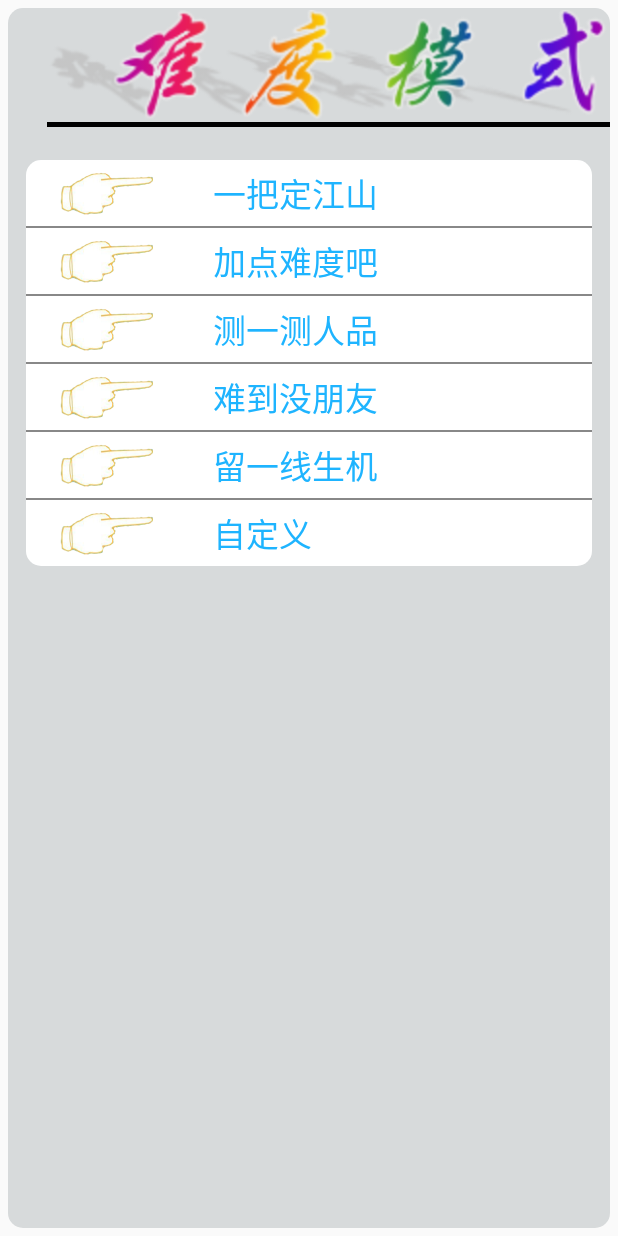
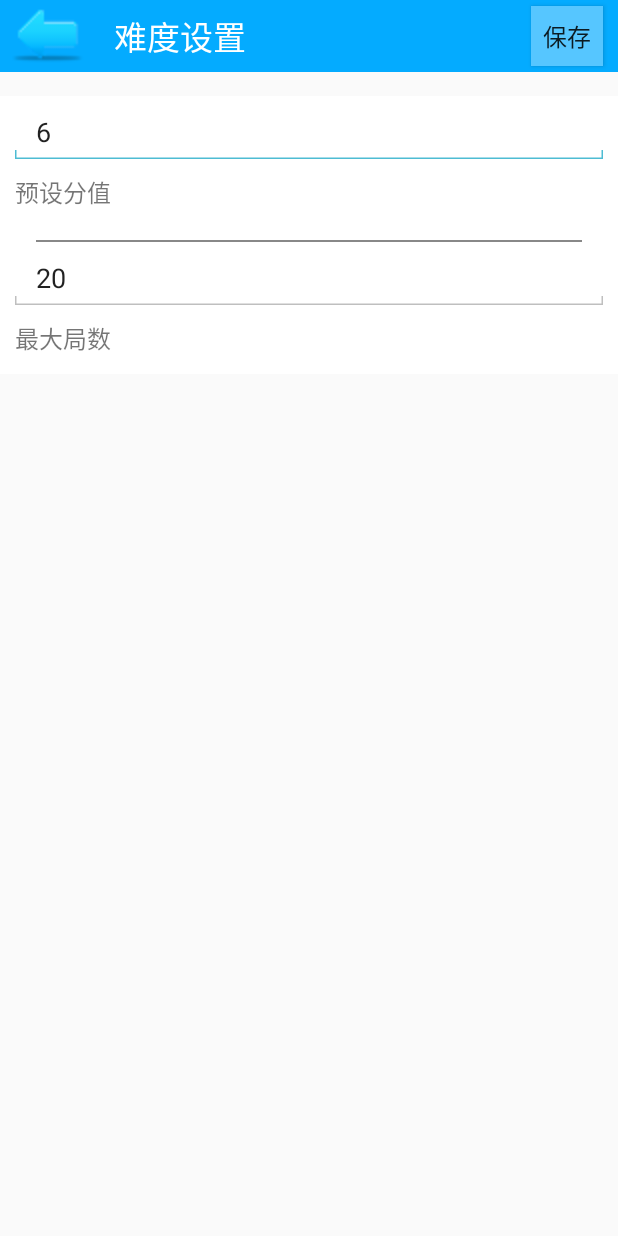
Before and after one commit to GHvictor/DecipherStranger, an Android app: the SetGradeActivity screen opened directly, with no data from a screen before it, on a phone screen of 412 x 824 dp. Run offline under Robolectric (Android 15) with nearby library versions, the phone set to English and light mode, and no system bars.

Commit message:
# Decipher Stranger # MyApplication # Created by penghaitao 5/8

```diff
--- a/app/src/main/AndroidManifest.xml
+++ b/app/src/main/AndroidManifest.xml
@@ -8,6 +8,7 @@
         android:allowBackup="true"
         android:icon="@drawable/ds_ico"
         android:label="@string/app_name_ch"
+        android:name=".util.MyApplication"
         android:theme="@style/NoTheme" >
         <activity
             android:name=".activity.WelcomeActivity"
--- a/app/src/main/java/com/android/decipherstranger/Network/NetConnect.java
+++ b/app/src/main/java/com/android/decipherstranger/Network/NetConnect.java
@@ -11,8 +11,8 @@ import java.net.Socket;
 public class NetConnect extends Thread {
 
     /*  information about Server, ip address and portal number  */
-    private String HostIp = "192.168.32.128";
-
+//    private String HostIp = "192.168.32.128";
+      private String HostIp = "";
     private int HostPort = 8283;
 
     /*  socket  */
--- a/app/src/main/java/com/android/decipherstranger/activity/GameActivity/RockPaperScissorsActivity.java
+++ b/app/src/main/java/com/android/decipherstranger/activity/GameActivity/RockPaperScissorsActivity.java
@@ -157,7 +157,7 @@ public class RockPaperScissorsActivity extends Activity {
 
         //  获取游戏初始数据
         Intent intent = getIntent();
-        this.Grade = 2 * intent.getIntExtra("Grade", 3);    //  获取游戏等级，默认为3级
+        this.Grade = intent.getIntExtra("Grade", 6);    //  获取游戏等级，默认为3级
 
         //  获取Menu控件
         LayoutInflater inflater = LayoutInflater.from(RockPaperScissorsActivity.this);
--- a/app/src/main/java/com/android/decipherstranger/activity/GameActivity/SetGradeActivity.java
+++ b/app/src/main/java/com/android/decipherstranger/activity/GameActivity/SetGradeActivity.java
@@ -5,6 +5,7 @@ import android.os.Bundle;
 import android.util.Log;
 import android.view.View;
 import android.widget.CompoundButton;
+import android.widget.EditText;
 import android.widget.RadioGroup;
 import android.widget.Toast;
 
@@ -18,48 +19,39 @@ import com.android.decipherstranger.util.MyStatic;
  */
 public class SetGradeActivity extends Activity {
 
-    private RadioGroup radioGroup = null;
+    private EditText gradeEdit = null;
+    private EditText sumEdit = null;
 
     @Override
     public void onCreate(Bundle savedInstanceState){
         super.onCreate(savedInstanceState);
-        setContentView(R.layout.activity_game_set_grade);
-
-        this.radioGroup = (RadioGroup) super.findViewById(R.id.GameRadioGroup);
-        this.radioGroup.setOnCheckedChangeListener(new OnCheckedChangeListenerImpl());
+        setContentView(R.layout.activity_game_rsp_set_grade);
+        this.init();
     }
 
-    private class OnCheckedChangeListenerImpl implements RadioGroup.OnCheckedChangeListener {
-        @Override
-        public void onCheckedChanged(RadioGroup group, int checkedId) {
-            switch (checkedId){
-                case R.id.radioButton1:
-                    setGradeToWeb(1);
-                    break;
-                case R.id.radioButton2:
-                    setGradeToWeb(2);
-                    break;
-                case R.id.radioButton3:
-                    setGradeToWeb(3);
-                    break;
-                case R.id.radioButton4:
-                    setGradeToWeb(4);
-                    break;
-                case R.id.radioButton5:
-                    setGradeToWeb(5);
-                    break;
-                case R.id.radioButton0:
-                    setGradeToWeb(0);
-                    break;
-            }
+    private void init() {
+        this.gradeEdit = (EditText) super.findViewById(R.id.editText1);
+        this.sumEdit = (EditText) super.findViewById(R.id.editText2);
+        this.gradeEdit.setText("6");
+        this.sumEdit.setText("20");
+    }
+
+    public void GradeSetOnClick(View view) {
+        switch (view.getId()) {
+            case R.id.gamelist_back_button:
+                onBackPressed();
+                break;
+            case R.id.save_btn:
+                setGradeToWeb();
+                onBackPressed();
+                break;
         }
     }
 
-    private void setGradeToWeb(int grade){
-        if (grade == 0) {
-            Toast.makeText(this, "该功能尚未开放，敬请期待", Toast.LENGTH_SHORT).show();
-        } else {
-            //  TODO 在此处上传游戏等级grade至服务器
+    private void setGradeToWeb(){
+        int grade = Integer.parseInt(this.gradeEdit.getText().toString());
+        int sum = Integer.parseInt(this.sumEdit.getText().toString());
+            //  TODO 在此处上传grade & sum至服务器
             if(NetworkService.getInstance().getIsConnected()){
                 String gameUser = "type"+":"+Integer.toString(GlobalMsgUtils.msgGameOneGrade)+
                         ":"+"account"+":"+ MyStatic.UserAccount+":"+"grade"+":"+grade;
@@ -71,6 +63,5 @@ public class SetGradeActivity extends Activity {
                 Toast.makeText(SetGradeActivity.this, "服务器连接失败~(≧▽≦)~啦啦啦", Toast.LENGTH_SHORT).show();
                 Log.v("Login", "已经执行T（）方法");
             }
-        }
     }
 }
--- a/app/src/main/java/com/android/decipherstranger/activity/GameActivity/WelcomeRspActivity.java
+++ b/app/src/main/java/com/android/decipherstranger/activity/GameActivity/WelcomeRspActivity.java
@@ -31,7 +31,8 @@ import com.android.decipherstranger.util.SharedPreferencesUtils;
  */
 public class WelcomeRspActivity extends Activity {
 
-    private int grade = 3;  //  设置等级 默认为3
+    private int grade = 6;  //  设置等级 默认为3
+    private int sum = 20;
     private GameBroadcastReceiver receiver = null;
     private PopupWindow helpPopWin = null;
     private ImageButton musicImage = null;
@@ -133,9 +134,6 @@ public class WelcomeRspActivity extends Activity {
             Toast.makeText(WelcomeRspActivity.this, "服务器连接失败~(≧▽≦)~啦啦啦", Toast.LENGTH_SHORT).show();
             Log.v("Login", "已经执行T（）方法");
         }
-
-        //  从服务器获取用户游戏习惯 石头剪刀布概率
-        GameUtils.get();
     }
 
     private void gameBroadcas() {
@@ -174,6 +172,7 @@ public class WelcomeRspActivity extends Activity {
             if (intent.getAction().equals("com.android.decipherstranger.GAMEONE")) {
                 // TODO 将获取的数据赋值到本地
                 grade = intent.getIntExtra("reGrade", 3);
+                //sum = intent.getIntExtra("", 20);
                 MyStatic.rockInt = intent.getIntExtra("reRock", 10);
                 MyStatic.scissorsInt = intent.getIntExtra("reScissors", 10);
                 MyStatic.paperInt = intent.getIntExtra("rePaper", 10);
--- a/app/src/main/java/com/android/decipherstranger/activity/LoginActivity.java
+++ b/app/src/main/java/com/android/decipherstranger/activity/LoginActivity.java
@@ -27,6 +27,7 @@ import com.android.decipherstranger.db.DATABASE;
 import com.android.decipherstranger.db.UserTabOperate;
 import com.android.decipherstranger.entity.User;
 import com.android.decipherstranger.util.GlobalMsgUtils;
+import com.android.decipherstranger.util.MyApplication;
 import com.android.decipherstranger.util.MyStatic;
 import com.android.decipherstranger.util.StringUtils;
 
@@ -35,6 +36,7 @@ import com.android.decipherstranger.util.StringUtils;
  */
 public class LoginActivity extends Activity {
 
+    private MyApplication application = null;
     private Intent it = null;
     private StringUtils stringUtils = null;
     private SQLiteOpenHelper helper = null;
@@ -57,6 +59,7 @@ public class LoginActivity extends Activity {
         super.onCreate(savedInstanceState);
         setContentView(R.layout.activity_login);
         registerBroadcas();
+        application = (MyApplication) getApplication();
         this.helper = new DATABASE(this);
         initView();
         getCheckBox();
@@ -212,6 +215,7 @@ public class LoginActivity extends Activity {
                 if(intent.getStringExtra("result").equals(MyStatic.resultTrue)) {
                     MyStatic.UserAccount = account;
                     //MyStatic.UserName = intent.putExtra("name");
+                    application.setAccount(account);
                     Intent it = new Intent(LoginActivity.this, MainPageActivity.class);
                     startActivity(it);
                 }
--- a/app/src/main/java/com/android/decipherstranger/activity/SubpageActivity/GameListActivity.java
+++ b/app/src/main/java/com/android/decipherstranger/activity/SubpageActivity/GameListActivity.java
@@ -42,6 +42,9 @@ public class GameListActivity extends Activity {
 
     public void GameListOnClick(View view) {
         switch (view.getId()) {
+            case R.id.gamelist_back_button:
+                onBackPressed();
+                break;
             case R.id.game_rsp:
                 this.intent = new Intent(this, WelcomeRspActivity.class);
                 this.startActivity(intent);
--- a/app/src/main/java/com/android/decipherstranger/activity/WelcomeActivity.java
+++ b/app/src/main/java/com/android/decipherstranger/activity/WelcomeActivity.java
@@ -18,7 +18,6 @@ public class WelcomeActivity extends ActionBarActivity {
     @Override
     protected void onCreate(Bundle savedInstanceState) {
         super.onCreate(savedInstanceState);
-//        requestWindowFeature(Window.FEATURE_NO_TITLE);
         setContentView(R.layout.activity_welcome);
 
         Handler handler = new Handler();
--- a/app/src/main/java/com/android/decipherstranger/util/GameUtils.java
+++ b/app/src/main/java/com/android/decipherstranger/util/GameUtils.java
@@ -42,10 +42,6 @@ public class GameUtils {
         }
     }
 
-    //  获取用户习性
-    public static void get(){
-    }
-
     //  上传用户习性
     public static void set(){
         if(NetworkService.getInstance().getIsConnected()){
--- /dev/null
+++ b/app/src/main/java/com/android/decipherstranger/util/MyApplication.java
@@ -0,0 +1,65 @@
+package com.android.decipherstranger.util;
+
+import android.app.Application;
+import android.graphics.Bitmap;
+
+/**
+ * へ　　　　　／|
+ * 　　/＼7　　　 ∠＿/
+ * 　 /　│　　 ／　／
+ * 　│　Z ＿,＜　／　　 /`ヽ
+ * 　│　　　　　ヽ　　 /　　〉
+ * 　 Y　　　　　`　 /　　/
+ * 　ｲ●　､　●　　⊂⊃〈　　/
+ * 　()　 へ　　　　|　＼〈
+ * 　　>ｰ ､_　 ィ　 │ ／／      去吧！
+ * 　 / へ　　 /　ﾉ＜| ＼＼        比卡丘~
+ * 　 ヽ_ﾉ　　(_／　 │／／           消灭代码BUG
+ * 　　7　　　　　　　|／
+ * 　　＞―r￣￣`ｰ―＿
+ *
+ * @author penghaitao
+ * @version V1.0
+ * @Date 2015/5/8 16:34
+ * @e-mail 785351408@qq.com
+ */
+public class MyApplication extends Application {
+
+    private String account = null;
+    private String name = null;
+    private Bitmap portrait = null;
+
+    public void setAccount(String account) {
+        this.account = account;
+    }
+
+    public String getAccount() {
+        return account;
+    }
+
+    public void setName(String name) {
+        this.name = name;
+    }
+
+    public String getName() {
+        return name;
+    }
+
+    public void setPortrait(Bitmap portrait) {
+        this.portrait = portrait;
+    }
+
+    public Bitmap getPortrait() {
+        return portrait;
+    }
+
+    @Override
+    public void onCreate() {
+        super.onCreate();
+    }
+
+    @Override
+    public void onTerminate() {
+        super.onTerminate();
+    }
+}
--- a/app/src/main/java/com/android/decipherstranger/util/MyStatic.java
+++ b/app/src/main/java/com/android/decipherstranger/util/MyStatic.java
@@ -1,4 +1,6 @@
 package com.android.decipherstranger.util;
+
+import com.android.decipherstranger.entity.User;
 
 /**
  *      へ　　　　　／|
@@ -31,11 +33,11 @@ public class MyStatic {
     public static String UserAccount = null;
     public static String UserName = "jj";
 
+    public static String friendAccount = null;          //  所添加好友account
+    public static String friendName = null;             //  所添加好友昵称
+
     public static boolean gameEffectMusicFlag = true;         //  游戏音效控制标志
     public static boolean gameBackgroundMusicFlag = true;     //  游戏音乐控制标志
-
-    public static String friendAccount = null;          //  所添加好友account
-    public static String friendName = null;             //  所添加好友昵称
 
     public static int rockInt = 10;            //  当前用户出石头的几率
     public static int scissorsInt = 10;        //  当前用户出剪刀的几率
--- /dev/null
+++ b/app/src/main/res/drawable/input_bar_bg.xml
@@ -0,0 +1,5 @@
+<?xml version="1.0" encoding="utf-8"?>
+<selector xmlns:android="http://schemas.android.com/apk/res/android">
+    <item android:state_focused="false" android:drawable="@drawable/input_bar_bg_normal"/>
+    <item android:state_focused="true" android:drawable="@drawable/input_bar_bg_active"/>
+</selector>
--- /dev/null
+++ b/app/src/main/res/drawable/tab_btn_bg.xml
@@ -0,0 +1,5 @@
+<?xml version="1.0" encoding="utf-8"?>
+<selector xmlns:android="http://schemas.android.com/apk/res/android">
+    <item android:state_pressed="false" android:drawable="@color/white_blue"/>
+    <item android:state_pressed="true" android:drawable="@color/blue"/>
+</selector>
--- a/app/src/main/res/layout/activity_game_list.xml
+++ b/app/src/main/res/layout/activity_game_list.xml
@@ -2,6 +2,37 @@
 <LinearLayout xmlns:android="http://schemas.android.com/apk/res/android"
     android:orientation="vertical" android:layout_width="match_parent"
     android:layout_height="match_parent">
+
+    <RelativeLayout
+        android:layout_width="fill_parent"
+        android:layout_height="wrap_content"
+        android:background="@color/tab_blue"
+        android:orientation="vertical" >
+
+        <Button
+            style="?android:attr/buttonStyleSmall"
+            android:layout_width="wrap_content"
+            android:layout_height="wrap_content"
+            android:layout_marginLeft="8dp"
+            android:id="@+id/gamelist_back_button"
+            android:onClick="GameListOnClick"
+            android:background="@drawable/shake_back"
+            android:layout_alignParentTop="true"
+            android:layout_alignParentLeft="true"
+            android:layout_alignParentStart="true" />
+
+        <TextView
+            android:layout_width="wrap_content"
+            android:layout_height="wrap_content"
+            android:paddingLeft="20dp"
+            android:textAppearance="?android:attr/textAppearanceLarge"
+            android:text="@string/game"
+            android:textColor="@color/white"
+            android:textSize="22dp"
+            android:layout_centerVertical="true"
+            android:layout_toRightOf="@+id/gamelist_back_button" />
+
+    </RelativeLayout>
 
     <RelativeLayout
         android:id="@+id/game_rsp"
--- /dev/null
+++ b/app/src/main/res/layout/activity_game_rsp_set_grade.xml
@@ -0,0 +1,105 @@
+<?xml version="1.0" encoding="utf-8"?>
+<LinearLayout xmlns:android="http://schemas.android.com/apk/res/android"
+    android:orientation="vertical" android:layout_width="match_parent"
+    android:layout_height="match_parent">
+
+    <RelativeLayout
+        android:layout_width="fill_parent"
+        android:layout_height="wrap_content"
+        android:background="@color/tab_blue"
+        android:orientation="vertical" >
+
+        <Button
+            style="?android:attr/buttonStyleSmall"
+            android:layout_width="wrap_content"
+            android:layout_height="wrap_content"
+            android:layout_marginLeft="8dp"
+            android:id="@+id/gamelist_back_button"
+            android:onClick="GradeSetOnClick"
+            android:background="@drawable/shake_back"
+            android:layout_alignParentTop="true"
+            android:layout_alignParentLeft="true"
+            android:layout_alignParentStart="true" />
+
+        <TextView
+            android:layout_width="wrap_content"
+            android:layout_height="wrap_content"
+            android:paddingLeft="20dp"
+            android:textAppearance="?android:attr/textAppearanceLarge"
+            android:text="@string/grade_settings"
+            android:textColor="@color/white"
+            android:textSize="22dp"
+            android:layout_centerVertical="true"
+            android:layout_toRightOf="@+id/gamelist_back_button" />
+
+        <Button
+            style="?android:attr/buttonStyleSmall"
+            android:layout_width="wrap_content"
+            android:layout_height="40dp"
+            android:text="@string/save"
+            android:id="@+id/save_btn"
+            android:textSize="16dp"
+            android:background="@drawable/tab_btn_bg"
+            android:layout_marginRight="10dp"
+            android:layout_centerVertical="true"
+            android:layout_alignParentRight="true" />
+
+    </RelativeLayout>
+
+    <LinearLayout
+        android:orientation="vertical"
+        android:layout_marginTop="16dp"
+        android:layout_width="match_parent"
+        android:layout_height="wrap_content"
+        android:background="@color/white"
+        android:layout_gravity="center_horizontal">
+
+        <EditText
+            android:layout_width="match_parent"
+            android:layout_height="wrap_content"
+            android:inputType="number"
+            android:ems="10"
+            android:id="@+id/editText1"
+            android:layout_margin="10dp"
+            android:background="@drawable/input_bar_bg"
+            android:layout_gravity="center_horizontal" />
+
+        <TextView
+            android:layout_width="wrap_content"
+            android:layout_height="wrap_content"
+            android:text="预设分值"
+            android:textSize="16dp"
+            android:layout_marginLeft="10dp"
+            android:layout_marginBottom="20dp"/>
+
+
+        <LinearLayout
+            android:orientation="vertical"
+            android:layout_width="match_parent"
+            android:layout_height="1dp"
+            android:background="@color/gray"
+            android:layout_marginLeft="24dp"
+            android:layout_marginRight="24dp"
+            android:layout_gravity="center_horizontal"/>
+
+        <EditText
+            android:layout_width="match_parent"
+            android:layout_height="wrap_content"
+            android:inputType="number"
+            android:ems="10"
+            android:id="@+id/editText2"
+            android:layout_margin="10dp"
+            android:background="@drawable/input_bar_bg"
+            android:layout_gravity="center_horizontal" />
+
+        <TextView
+            android:layout_width="wrap_content"
+            android:layout_height="wrap_content"
+            android:text="最大局数"
+            android:textSize="16dp"
+            android:layout_marginLeft="10dp"
+            android:layout_marginBottom="12dp"/>
+
+    </LinearLayout>
+
+</LinearLayout>
--- a/app/src/main/res/layout/activity_game_set_grade.xml
+++ /dev/null
@@ -1,139 +0,0 @@
-<?xml version="1.0" encoding="utf-8"?>
-<RelativeLayout
-    xmlns:android="http://schemas.android.com/apk/res/android"
-    android:layout_width="match_parent"
-    android:layout_height="match_parent"
-    android:gravity="center_horizontal"
-    android:layout_margin="5dp"
-    android:background="@drawable/shape_dialog_body_bg"
-    android:orientation="vertical" >
-
-    <ImageView
-        android:layout_width="wrap_content"
-        android:layout_height="wrap_content"
-        android:id="@+id/imageView6"
-        android:src="@drawable/grade_set"
-        android:layout_alignParentTop="true"
-        android:layout_centerHorizontal="true" />
-
-    <LinearLayout
-        android:layout_width="fill_parent"
-        android:layout_height="3dp"
-        android:layout_marginLeft="26dp"
-        android:layout_marginBottom="10dp"
-        android:background="@color/black"
-        android:id="@+id/linearLayout3"
-        android:orientation="vertical"
-        android:layout_below="@+id/imageView6"
-        android:layout_alignParentRight="true" />
-
-    <RadioGroup
-        android:id="@+id/GameRadioGroup"
-        android:layout_width="fill_parent"
-        android:layout_height="wrap_content"
-        android:layout_margin="12dp"
-        android:layout_centerVertical="true"
-        android:layout_centerHorizontal="true"
-        android:background="@drawable/shape_input_bg"
-        android:layout_below="@+id/linearLayout3">
-
-        <RadioButton
-            android:layout_width="wrap_content"
-            android:layout_height="44dp"
-            android:button="@null"
-            android:layout_marginLeft="22dp"
-            android:drawableLeft="@drawable/selector_hand"
-            android:drawablePadding="40dp"
-            android:text="@string/Grade1"
-            android:textSize="22dp"
-            android:textColor="@color/text_blue"
-            android:id="@+id/radioButton1" />
-
-        <LinearLayout
-            android:layout_width="fill_parent"
-            android:layout_height="1dp"
-            android:background="@color/gray" />
-
-        <RadioButton
-            android:layout_width="wrap_content"
-            android:layout_height="44dp"
-            android:button="@null"
-            android:layout_marginLeft="22dp"
-            android:drawableLeft="@drawable/selector_hand"
-            android:drawablePadding="40dp"
-            android:text="@string/Grade2"
-            android:textSize="22dp"
-            android:textColor="@color/text_blue"
-            android:id="@+id/radioButton2" />
-
-        <LinearLayout
-            android:layout_width="fill_parent"
-            android:layout_height="1dp"
-            android:background="@color/gray" />
-
-        <RadioButton
-            android:layout_width="wrap_content"
-            android:layout_height="44dp"
-            android:button="@null"
-            android:layout_marginLeft="22dp"
-            android:drawableLeft="@drawable/selector_hand"
-            android:drawablePadding="40dp"
-            android:text="@string/Grade3"
-            android:textSize="22dp"
-            android:textColor="@color/text_blue"
-            android:id="@+id/radioButton3" />
-
-        <LinearLayout
-            android:layout_width="fill_parent"
-            android:layout_height="1dp"
-            android:background="@color/gray" />
-
-        <RadioButton
-            android:layout_width="wrap_content"
-            android:layout_height="44dp"
-            android:button="@null"
-            android:layout_marginLeft="22dp"
-            android:drawableLeft="@drawable/selector_hand"
-            android:drawablePadding="40dp"
-            android:text="@string/Grade4"
-            android:textSize="22dp"
-            android:textColor="@color/text_blue"
-            android:id="@+id/radioButton4" />
-
-        <LinearLayout
-            android:layout_width="fill_parent"
-            android:layout_height="1dp"
-            android:background="@color/gray" />
-
-        <RadioButton
-            android:layout_width="wrap_content"
-            android:layout_height="44dp"
-            android:button="@null"
-            android:layout_marginLeft="22dp"
-            android:drawableLeft="@drawable/selector_hand"
-            android:drawablePadding="40dp"
-            android:text="@string/Grade5"
-            android:textSize="22dp"
-            android:textColor="@color/text_blue"
-            android:id="@+id/radioButton5" />
-
-        <LinearLayout
-            android:layout_width="fill_parent"
-            android:layout_height="1dp"
-            android:background="@color/gray" />
-
-        <RadioButton
-            android:layout_width="wrap_content"
-            android:layout_height="44dp"
-            android:button="@null"
-            android:layout_marginLeft="22dp"
-            android:drawableLeft="@drawable/selector_hand"
-            android:drawablePadding="40dp"
-            android:text="@string/Grade0"
-            android:textSize="22dp"
-            android:textColor="@color/text_blue"
-            android:id="@+id/radioButton0" />
-
-    </RadioGroup>
-
-</RelativeLayout>
--- a/app/src/main/res/values/colors.xml
+++ b/app/src/main/res/values/colors.xml
@@ -23,7 +23,7 @@
     <color name="background_normal">#fffffbf0</color>
     <color name="font_value">#ff2f2f2f</color>
     <color name="blue">#ff2e7ac4</color>
-    <color name="white_blue">#ff2fb1ff</color>
+    <color name="white_blue">#ff56c6ff</color>
     <color name="green_white">#ff47e317</color>
     <color name="green">#ff2b6e24</color>
     <color name="black_blue">#ff1e2e44</color>
--- a/app/src/main/res/values/strings.xml
+++ b/app/src/main/res/values/strings.xml
@@ -57,15 +57,11 @@
 
     <string name="game_rsp">石头剪刀布</string>
     <string name="game_number">猜数字测缘分</string>
+    <string name="grade_settings">难度设置</string>
+    <string name="save">保存</string>
     <string name="Setting_Text">设&#160;&#160;置</string>
     <string name="Help_Text">帮&#160;&#160;助</string>
     <string name="Quit_Text">退&#160;&#160;出</string>
-    <string name="Grade1">一把定江山</string>
-    <string name="Grade2">加点难度吧</string>
-    <string name="Grade3">测一测人品</string>
-    <string name="Grade4">难到没朋友</string>
-    <string name="Grade5">留一线生机</string>
-    <string name="Grade0">自定义</string>
 
     <string name="drop_down_refresh">下拉可以刷新!</string>
     <string name="loosen_refresh">松开可以刷新!</string>
```
Also changed, not shown: app/src/main/res/drawable-mdpi/input_bar_bg_active.9.png (added), app/src/main/res/drawable-mdpi/input_bar_bg_normal.9.png (added), 1 other file.
